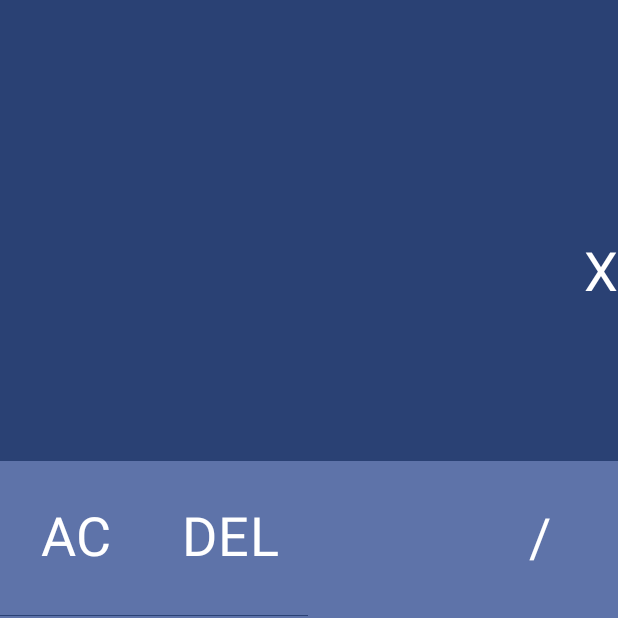
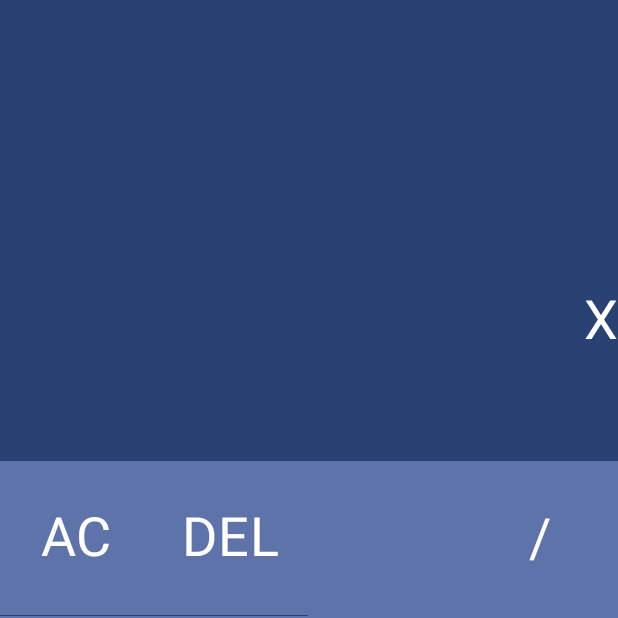
Before and after one commit to Joseph1864/Calculator, an Android app built with Jetpack Compose: the screen it shows after launch (MainActivity), after a tap on an icon or button, on a phone screen of 412 x 824 dp, the top half of it. Run offline under Robolectric (Android 15) with nearby library versions, the phone set to English and light mode, and no system bars; our stand-ins replace Dagger/Hilt's generated code.

Commit message:
updated mainScreen view

```diff
--- a/app/src/main/java/com/joew/calculator/screens/MainScreen.kt
+++ b/app/src/main/java/com/joew/calculator/screens/MainScreen.kt
@@ -14,10 +14,13 @@ import androidx.compose.foundation.layout.padding
 import androidx.compose.foundation.rememberScrollState
 import androidx.compose.material3.MaterialTheme
 import androidx.compose.material3.Text
-import androidx.compose.runtime.*
+import com.joew.calculator.R
 import androidx.compose.runtime.Composable
+import androidx.compose.runtime.collectAsState
+import androidx.compose.runtime.getValue
 import androidx.compose.ui.Alignment
 import androidx.compose.ui.Modifier
+import androidx.compose.ui.res.stringResource
 import androidx.compose.ui.text.style.TextAlign
 import androidx.compose.ui.unit.dp
 import androidx.compose.ui.unit.sp
@@ -48,7 +51,6 @@ fun MainScreen(
                         textAlign = TextAlign.End,
                         modifier = Modifier
                             .fillMaxWidth()
-                            .padding(vertical = 32.dp)
                             .horizontalScroll(rememberScrollState()),
                         fontSize = 36.sp,
                         color = MaterialTheme.colorScheme.onPrimary,
@@ -58,8 +60,8 @@ fun MainScreen(
                         text = currentUiState.result,
                         textAlign = TextAlign.End,
                         modifier = Modifier
+                            .padding(top = 48.dp)
                             .fillMaxWidth()
-                            .padding(vertical = 24.dp)
                             .horizontalScroll(rememberScrollState()),
                         fontSize = 90.sp,
                         color = MaterialTheme.colorScheme.onPrimary,
@@ -68,7 +70,7 @@ fun MainScreen(
                 }
                 is ViewState.Undefined -> {
                     Text(
-                        text = "Undefined",
+                        text = stringResource(id = R.string.result_undefined),
                         textAlign = TextAlign.End,
                         modifier = Modifier
                             .fillMaxWidth()
@@ -81,7 +83,7 @@ fun MainScreen(
 
             Row {
                 CalculatorButton(
-                    text = "AC",
+                    text = stringResource(id = R.string.button_ac),
                     modifier = Modifier
                         .weight(1f)
                         .aspectRatio(1f),
@@ -90,7 +92,7 @@ fun MainScreen(
                     }
                 )
                 CalculatorButton(
-                    text = "DEL",
+                    text = stringResource(id = R.string.button_delete),
                     modifier = Modifier
                         .weight(1f)
                         .aspectRatio(1f),
--- a/app/src/main/res/values/strings.xml
+++ b/app/src/main/res/values/strings.xml
@@ -1,3 +1,6 @@
 <resources>
     <string name="app_name">Calculator</string>
+    <string name="result_undefined">Undefined</string>
+    <string name="button_ac">AC</string>
+    <string name="button_delete">DEL</string>
 </resources>
```
